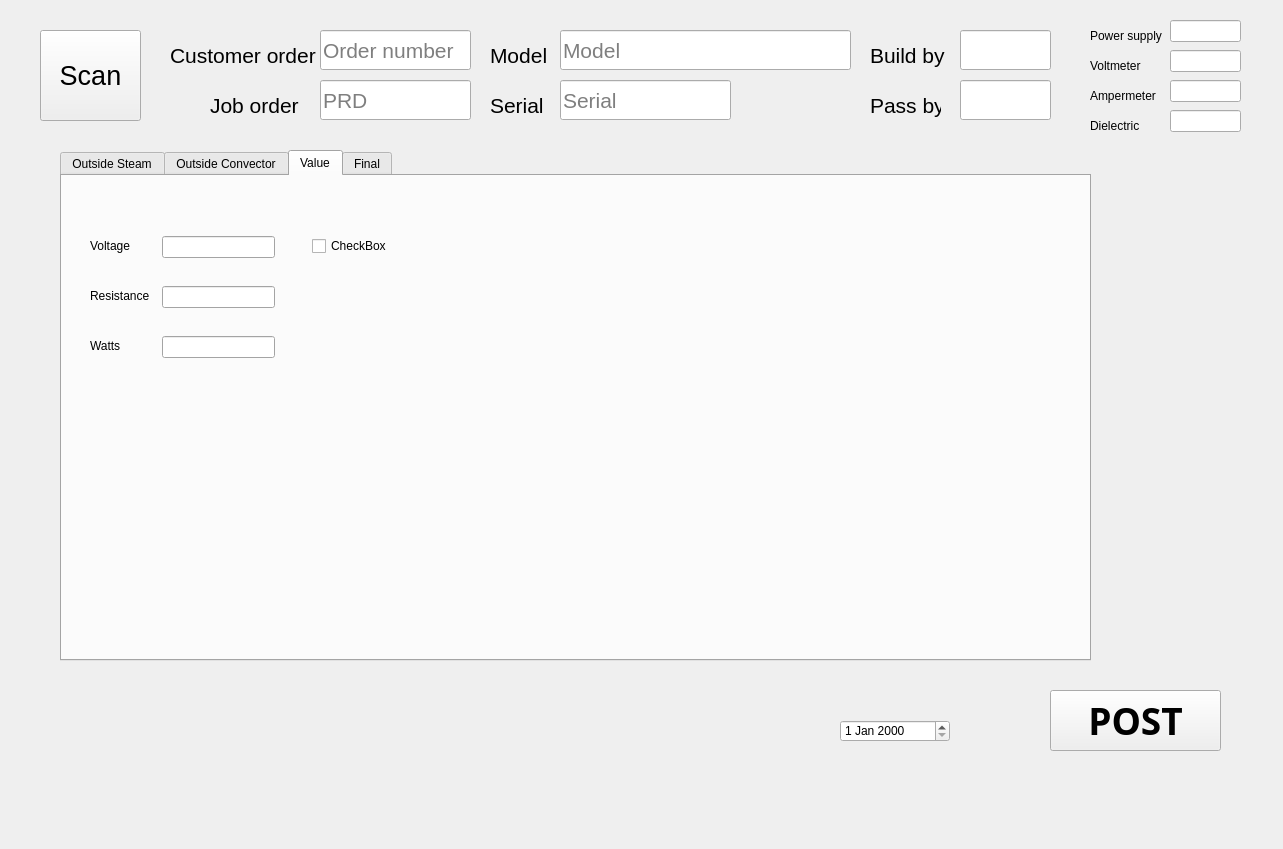
First picture: the form in frontend.ui, repository yehor393/TesterReport, before the edit.
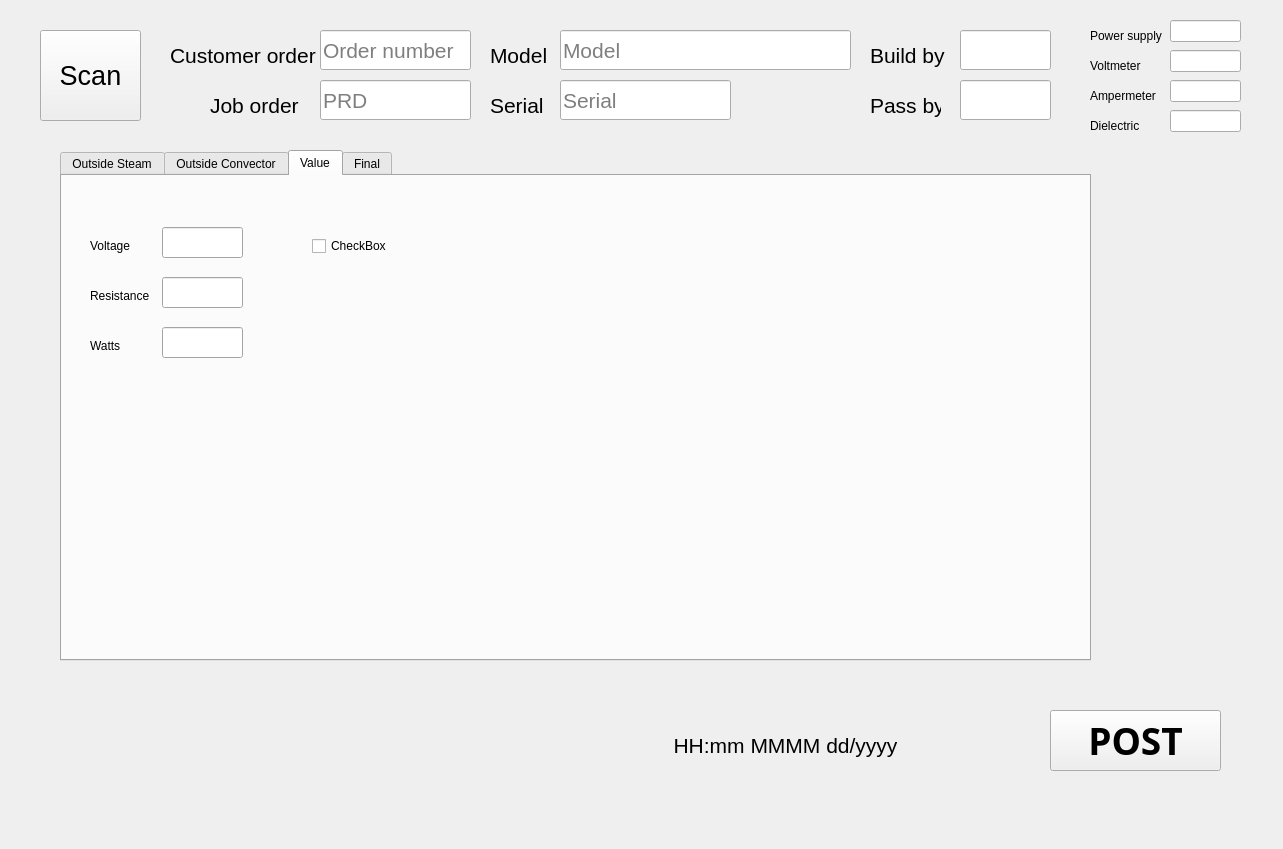
Second picture: the form after the edit. The open tabs and pages were chosen to show the change. Icons and pictures are not drawn.

Commit message:
feature/mix_UI_update
1) Upper case for model, serial, pass by, build by.
2) Created datatime lable
3) Update for GUI is bigger Voltage, Resistance and Watts fields. Centered some fields

```diff
--- a/frontend.ui
+++ b/frontend.ui
@@ -311,19 +311,23 @@
       <property name="geometry">
        <rect>
         <x>100</x>
-        <y>60</y>
-        <width>113</width>
-        <height>22</height>
+        <y>51</y>
+        <width>81</width>
+        <height>31</height>
        </rect>
       </property>
       <property name="font">
        <font>
         <family>Arial</family>
+        <pointsize>12</pointsize>
        </font>
       </property>
       <property name="acceptDrops">
        <bool>false</bool>
       </property>
+      <property name="alignment">
+       <set>Qt::AlignCenter</set>
+      </property>
       <property name="dragEnabled">
        <bool>false</bool>
       </property>
@@ -335,16 +339,20 @@
       <property name="geometry">
        <rect>
         <x>100</x>
-        <y>110</y>
-        <width>113</width>
-        <height>22</height>
+        <y>101</y>
+        <width>81</width>
+        <height>31</height>
        </rect>
       </property>
       <property name="font">
        <font>
         <family>Arial</family>
+        <pointsize>12</pointsize>
        </font>
       </property>
+      <property name="alignment">
+       <set>Qt::AlignCenter</set>
+      </property>
      </widget>
      <widget class="QCheckBox" name="checkBox">
       <property name="geometry">
@@ -402,16 +410,20 @@
       <property name="geometry">
        <rect>
         <x>100</x>
-        <y>160</y>
-        <width>113</width>
-        <height>22</height>
+        <y>151</y>
+        <width>81</width>
+        <height>31</height>
        </rect>
       </property>
       <property name="font">
        <font>
         <family>Arial</family>
+        <pointsize>12</pointsize>
        </font>
       </property>
+      <property name="alignment">
+       <set>Qt::AlignCenter</set>
+      </property>
       <property name="readOnly">
        <bool>true</bool>
       </property>
@@ -573,16 +585,6 @@
      <string>Serial</string>
     </property>
    </widget>
-   <widget class="QDateEdit" name="dateEdit">
-    <property name="geometry">
-     <rect>
-      <x>840</x>
-      <y>720</y>
-      <width>110</width>
-      <height>22</height>
-     </rect>
-    </property>
-   </widget>
    <widget class="QLabel" name="label_5">
     <property name="geometry">
      <rect>
@@ -768,7 +770,7 @@
     <property name="geometry">
      <rect>
       <x>1050</x>
-      <y>690</y>
+      <y>710</y>
       <width>171</width>
       <height>61</height>
      </rect>
@@ -793,6 +795,30 @@
      <bool>false</bool>
     </property>
    </widget>
+   <widget class="QLabel" name="datetime_widget">
+    <property name="geometry">
+     <rect>
+      <x>640</x>
+      <y>720</y>
+      <width>291</width>
+      <height>51</height>
+     </rect>
+    </property>
+    <property name="font">
+     <font>
+      <pointsize>16</pointsize>
+     </font>
+    </property>
+    <property name="layoutDirection">
+     <enum>Qt::LeftToRight</enum>
+    </property>
+    <property name="text">
+     <string>HH:mm MMMM dd/yyyy</string>
+    </property>
+    <property name="alignment">
+     <set>Qt::AlignCenter</set>
+    </property>
+   </widget>
   </widget>
   <widget class="QMenuBar" name="menubar">
    <property name="geometry">
```
Left out of the diff: 24 changed lines with no effect on the pictures. The commit also changes 1 other file.
